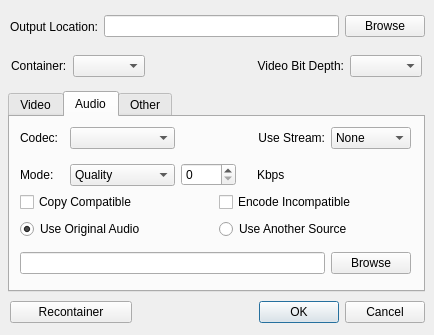
Qt form Source/configure.ui (l33tmeatwad/AMVtool) before a commit.
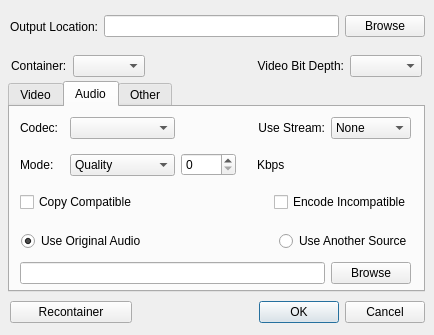
The same form after that commit. The open tabs and pages were chosen to show the change.

The edit to the form file:
```diff
--- a/Source/configure.ui
+++ b/Source/configure.ui
@@ -29,9 +29,9 @@
    <property name="geometry">
     <rect>
      <x>8</x>
-     <y>91</y>
+     <y>81</y>
      <width>417</width>
-     <height>201</height>
+     <height>211</height>
     </rect>
    </property>
    <property name="currentIndex">
@@ -487,7 +487,7 @@
      <property name="geometry">
       <rect>
        <x>10</x>
-       <y>130</y>
+       <y>150</y>
        <width>391</width>
        <height>33</height>
       </rect>
@@ -515,52 +515,6 @@
       </item>
      </layout>
     </widget>
-    <widget class="QWidget" name="aoptionsLayoutWidget">
-     <property name="geometry">
-      <rect>
-       <x>10</x>
-       <y>74</y>
-       <width>391</width>
-       <height>51</height>
-      </rect>
-     </property>
-     <layout class="QGridLayout" name="aoptionsLayout">
-      <item row="0" column="0">
-       <widget class="QCheckBox" name="copyAudio">
-        <property name="text">
-         <string>Copy Compatible</string>
-        </property>
-       </widget>
-      </item>
-      <item row="0" column="1">
-       <widget class="QCheckBox" name="encodeIncompatible">
-        <property name="text">
-         <string>Encode Incompatible</string>
-        </property>
-       </widget>
-      </item>
-      <item row="1" column="0">
-       <widget class="QRadioButton" name="internalAudio">
-        <property name="text">
-         <string>Use Original Audio</string>
-        </property>
-        <property name="checked">
-         <bool>true</bool>
-        </property>
-       </widget>
-      </item>
-      <item row="1" column="1">
-       <widget class="QRadioButton" name="externalAudio">
-        <property name="layoutDirection">
-         <enum>Qt::LeftToRight</enum>
-        </property>
-        <property name="text">
-         <string>Use Another Source</string>
-        </property>
-       </widget>
-      </item>
-     </layout>
-    </widget>
     <widget class="QWidget" name="acodecLayoutWidget">
      <property name="geometry">
       <rect>
@@ -757,6 +711,90 @@
       </item>
      </layout>
     </widget>
+    <widget class="QWidget" name="horizontalLayoutWidget">
+     <property name="geometry">
+      <rect>
+       <x>11</x>
+       <y>119</y>
+       <width>391</width>
+       <height>31</height>
+      </rect>
+     </property>
+     <layout class="QHBoxLayout" name="selextAudioLayout">
+      <item>
+       <widget class="QRadioButton" name="internalAudio">
+        <property name="text">
+         <string>Use Original Audio</string>
+        </property>
+        <property name="checked">
+         <bool>true</bool>
+        </property>
+       </widget>
+      </item>
+      <item>
+       <spacer name="extAudioSpacer">
+        <property name="orientation">
+         <enum>Qt::Horizontal</enum>
+        </property>
+        <property name="sizeHint" stdset="0">
+         <size>
+          <width>40</width>
+          <height>20</height>
+         </size>
+        </property>
+       </spacer>
+      </item>
+      <item>
+       <widget class="QRadioButton" name="externalAudio">
+        <property name="layoutDirection">
+         <enum>Qt::LeftToRight</enum>
+        </property>
+        <property name="text">
+         <string>Use Another Source</string>
+        </property>
+       </widget>
+      </item>
+     </layout>
+    </widget>
+    <widget class="QWidget" name="horizontalLayoutWidget_2">
+     <property name="geometry">
+      <rect>
+       <x>10</x>
+       <y>80</y>
+       <width>391</width>
+       <height>31</height>
+      </rect>
+     </property>
+     <layout class="QHBoxLayout" name="copyAudioLayout">
+      <item>
+       <widget class="QCheckBox" name="copyAudio">
+        <property name="text">
+         <string>Copy Compatible</string>
+        </property>
+       </widget>
+      </item>
+      <item>
+       <spacer name="copySpacer">
+        <property name="orientation">
+         <enum>Qt::Horizontal</enum>
+        </property>
+        <property name="sizeHint" stdset="0">
+         <size>
+          <width>40</width>
+          <height>20</height>
+         </size>
+        </property>
+       </spacer>
+      </item>
+      <item>
+       <widget class="QCheckBox" name="encodeIncompatible">
+        <property name="text">
+         <string>Encode Incompatible</string>
+        </property>
+       </widget>
+      </item>
+     </layout>
+    </widget>
    </widget>
    <widget class="QWidget" name="OtherSettings">
     <attribute name="title">
```
Left out of the diff: 2 changed lines with no effect on the pictures.
